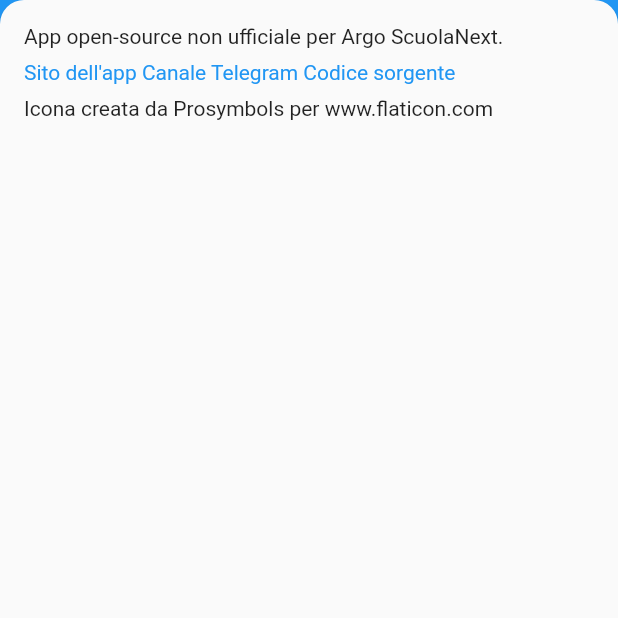
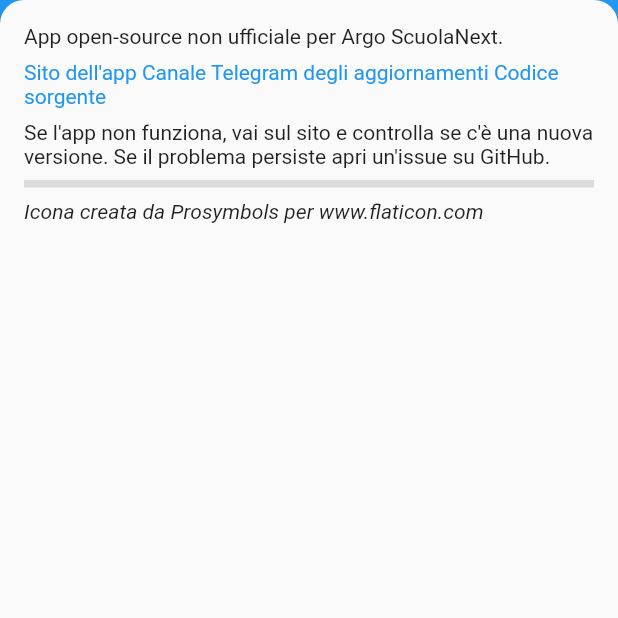
Before and after one commit to peppelg/argo_scuolanext_famiglia_unofficial_app, a Flutter app: the InfoRoute screen opened by its route, on a phone screen of 412 x 824 dp, the top half of it. Run offline on Flutter 3.47's test engine with Material 2 defaults, Android fonts, the phone set to English and light mode, and no system bars; drawn by our look-alikes of backdrop; our stand-ins replace dio, flutter_datetime_picker, flutter_markdown, fluttertoast, hive; accounts and stored records are empty.

Commit message:
fix backdrop e cambiato nome pacchetto

```diff
--- a/lib/backdropWidgets.dart
+++ b/lib/backdropWidgets.dart
@@ -2,49 +2,61 @@ import 'package:flutter/material.dart';
 
 getBackdrop(context) {
   return Center(
-      child: SingleChildScrollView(
-          child: Column(children: <Widget>[
-    FlatButton(
+      child: Column(
+          crossAxisAlignment: CrossAxisAlignment.stretch,
+          mainAxisSize: MainAxisSize.max,
+          children: <Widget>[
+        Expanded(
+            child: FlatButton(
           onPressed: () {
             Navigator.of(context).pushReplacementNamed('/voti');
           },
           child: Text('I miei voti', style: TextStyle(color: Colors.white)),
-    ),
-    FlatButton(
+        )),
+        Expanded(
+            child: FlatButton(
           onPressed: () {
             Navigator.of(context).pushReplacementNamed('/note');
           },
           child: Text('Note', style: TextStyle(color: Colors.white)),
-    ),
-    FlatButton(
+        )),
+        Expanded(
+            child: FlatButton(
           onPressed: () {
             Navigator.of(context).pushReplacementNamed('/assenze');
           },
           child: Text('Assenze', style: TextStyle(color: Colors.white)),
-    ),
-    FlatButton(
+        )),
+        Expanded(
+            child: FlatButton(
           onPressed: () {
             Navigator.of(context).pushReplacementNamed('/compiti');
           },
-      child: Text('Compiti assegnati', style: TextStyle(color: Colors.white)),
-    ),
-    FlatButton(
+          child:
+              Text('Compiti assegnati', style: TextStyle(color: Colors.white)),
+        )),
+        Expanded(
+            child: FlatButton(
           onPressed: () {
             Navigator.of(context).pushReplacementNamed('/lezioni');
           },
-      child: Text('Argomenti lezione', style: TextStyle(color: Colors.white)),
-    ),
-    FlatButton(
+          child:
+              Text('Argomenti lezione', style: TextStyle(color: Colors.white)),
+        )),
+        Expanded(
+            child: FlatButton(
           onPressed: () {
             Navigator.of(context).pushReplacementNamed('/oggi');
           },
-      child: Text('Cosa è successo oggi', style: TextStyle(color: Colors.white)),
-    ),
-    FlatButton(
+          child: Text('Cosa è successo oggi',
+              style: TextStyle(color: Colors.white)),
+        )),
+        Expanded(
+            child: FlatButton(
           onPressed: () {
             Navigator.of(context).pushReplacementNamed('/info');
           },
           child: Text('Informazioni', style: TextStyle(color: Colors.white)),
-    )
-  ])));
+        ))
+      ]));
 }
--- a/lib/info.dart
+++ b/lib/info.dart
@@ -11,7 +11,8 @@ class InfoRoute extends StatelessWidget {
         title: Text('Informazioni'),
         backLayer: getBackdrop(context),
         frontLayer: Markdown(
-            data: "App open-source non ufficiale per Argo ScuolaNext.\n\n[Sito dell'app](https://peppelg.space/argo_famiglia)\n[Canale Telegram](https://t.me/scuolanext)\n[Codice sorgente](https://github.com/peppelg/argo_scuolanext_famiglia_unofficial_app)\n\n\nIcona creata da Prosymbols per www.flaticon.com",
+            data:
+                "App open-source non ufficiale per Argo ScuolaNext.\n\n[Sito dell'app](https://peppelg.space/argo_famiglia)\n[Canale Telegram degli aggiornamenti](https://t.me/scuolanext)\n[Codice sorgente](https://github.com/peppelg/argo_scuolanext_famiglia_unofficial_app)\n\nSe l'app non funziona, vai sul sito e controlla se c'è una nuova versione. Se il problema persiste apri un'issue su GitHub.\n\n---\n*Icona creata da Prosymbols per www.flaticon.com*",
             onTapLink: (href) {
               launch(href);
             }));
--- a/pubspec.yaml
+++ b/pubspec.yaml
@@ -11,7 +11,7 @@ description: App non ufficiale per Argo ScuolaNext.
 # In iOS, build-name is used as CFBundleShortVersionString while build-number used as CFBundleVersion.
 # Read more about iOS versioning at
 # https://developer.apple.com/library/archive/documentation/General/Reference/InfoPlistKeyReference/Articles/CoreFoundationKeys.html
-version: 1.0.0+3
+version: 1.0.0+4
 
 environment:
   sdk: ">=2.1.0 <3.0.0"
```
Also changed, not shown: 2 other files. Lines whose indentation alone changed are shown as unchanged.
